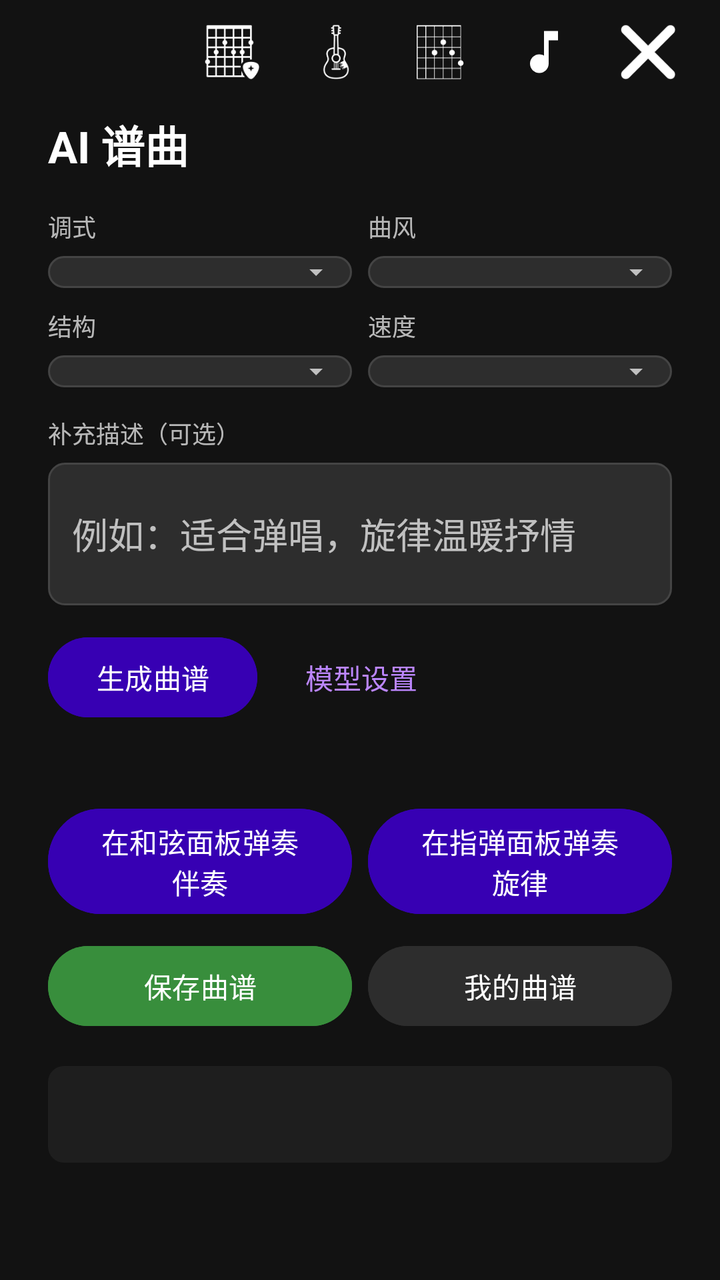
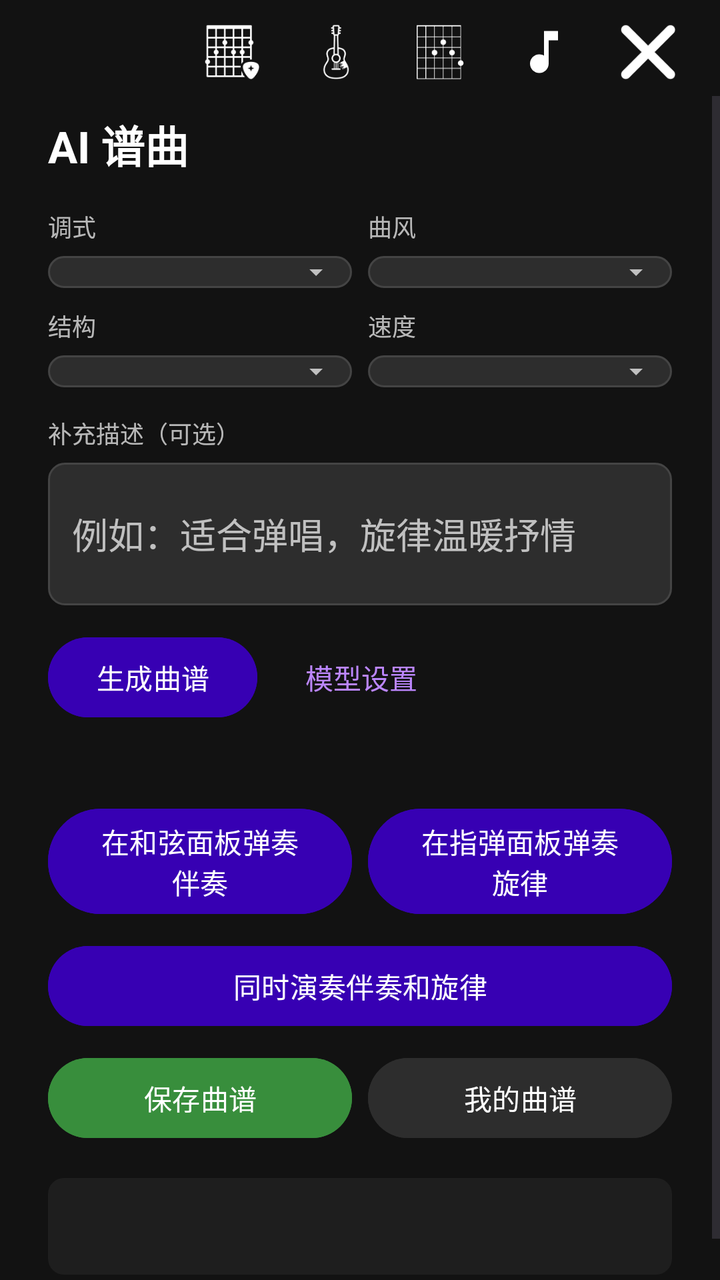

Compare the two renders of this Android layout. The source of the first and the diff that turns it into the second are given below.
<!-- AndroidManifest.xml: application theme Theme.PocketGuitar -->
<!-- res/layout/activity_compose.xml -->
<?xml version="1.0" encoding="utf-8"?>
<androidx.constraintlayout.widget.ConstraintLayout xmlns:android="http://schemas.android.com/apk/res/android"
    xmlns:app="http://schemas.android.com/apk/res-auto"
    android:layout_width="match_parent"
    android:layout_height="match_parent"
    android:background="@color/dark_background">

    <include
        android:id="@+id/top_nav"
        layout="@layout/view_top_nav"
        android:layout_width="wrap_content"
        android:layout_height="wrap_content"
        android:layout_marginTop="4dp"
        android:layout_marginEnd="8dp"
        app:layout_constraintEnd_toEndOf="parent"
        app:layout_constraintTop_toTopOf="parent" />

    <ScrollView
        android:id="@+id/scroll"
        android:layout_width="0dp"
        android:layout_height="0dp"
        android:fillViewport="true"
        app:layout_constraintBottom_toBottomOf="parent"
        app:layout_constraintEnd_toEndOf="parent"
        app:layout_constraintStart_toStartOf="parent"
        app:layout_constraintTop_toTopOf="parent">

        <LinearLayout
            android:layout_width="match_parent"
            android:layout_height="wrap_content"
            android:orientation="vertical"
            android:paddingStart="24dp"
            android:paddingTop="56dp"
            android:paddingEnd="24dp"
            android:paddingBottom="24dp">

            <TextView
                android:layout_width="match_parent"
                android:layout_height="wrap_content"
                android:text="AI 谱曲"
                android:textColor="@color/dark_text_primary"
                android:textSize="22sp"
                android:textStyle="bold" />

            <LinearLayout
                android:layout_width="match_parent"
                android:layout_height="wrap_content"
                android:layout_marginTop="16dp"
                android:orientation="horizontal">

                <LinearLayout
                    android:layout_width="0dp"
                    android:layout_height="wrap_content"
                    android:layout_weight="1"
                    android:orientation="vertical">

                    <TextView
                        android:layout_width="wrap_content"
                        android:layout_height="wrap_content"
                        android:text="调式"
                        android:textColor="@color/dark_text_secondary"
                        android:textSize="12sp" />

                    <Spinner
                        android:id="@+id/spinner_key"
                        android:layout_width="match_parent"
                        android:layout_height="wrap_content"
                        android:layout_marginTop="6dp"
                        android:background="@drawable/bg_dark_dropdown"
                        android:popupBackground="@drawable/bg_dark_panel"
                        android:spinnerMode="dropdown" />
                </LinearLayout>

                <LinearLayout
                    android:layout_width="0dp"
                    android:layout_height="wrap_content"
                    android:layout_marginStart="8dp"
                    android:layout_weight="1"
                    android:orientation="vertical">

                    <TextView
                        android:layout_width="wrap_content"
                        android:layout_height="wrap_content"
                        android:text="曲风"
                        android:textColor="@color/dark_text_secondary"
                        android:textSize="12sp" />

                    <Spinner
                        android:id="@+id/spinner_style"
                        android:layout_width="match_parent"
                        android:layout_height="wrap_content"
                        android:layout_marginTop="6dp"
                        android:background="@drawable/bg_dark_dropdown"
                        android:popupBackground="@drawable/bg_dark_panel"
                        android:spinnerMode="dropdown" />
                </LinearLayout>
            </LinearLayout>

            <LinearLayout
                android:layout_width="match_parent"
                android:layout_height="wrap_content"
                android:layout_marginTop="10dp"
                android:orientation="horizontal">

                <LinearLayout
                    android:layout_width="0dp"
                    android:layout_height="wrap_content"
                    android:layout_weight="1"
                    android:orientation="vertical">

                    <TextView
                        android:layout_width="wrap_content"
                        android:layout_height="wrap_content"
                        android:text="结构"
                        android:textColor="@color/dark_text_secondary"
                        android:textSize="12sp" />

                    <Spinner
                        android:id="@+id/spinner_structure"
                        android:layout_width="match_parent"
                        android:layout_height="wrap_content"
                        android:layout_marginTop="6dp"
                        android:background="@drawable/bg_dark_dropdown"
                        android:popupBackground="@drawable/bg_dark_panel"
                        android:spinnerMode="dropdown" />
                </LinearLayout>

                <LinearLayout
                    android:layout_width="0dp"
                    android:layout_height="wrap_content"
                    android:layout_marginStart="8dp"
                    android:layout_weight="1"
                    android:orientation="vertical">

                    <TextView
                        android:layout_width="wrap_content"
                        android:layout_height="wrap_content"
                        android:text="速度"
                        android:textColor="@color/dark_text_secondary"
                        android:textSize="12sp" />

                    <Spinner
                        android:id="@+id/spinner_tempo"
                        android:layout_width="match_parent"
                        android:layout_height="wrap_content"
                        android:layout_marginTop="6dp"
                        android:background="@drawable/bg_dark_dropdown"
                        android:popupBackground="@drawable/bg_dark_panel"
                        android:spinnerMode="dropdown" />
                </LinearLayout>
            </LinearLayout>

            <TextView
                android:layout_width="wrap_content"
                android:layout_height="wrap_content"
                android:layout_marginTop="14dp"
                android:text="补充描述（可选）"
                android:textColor="@color/dark_text_secondary"
                android:textSize="12sp" />

            <EditText
                android:id="@+id/et_desc"
                android:layout_width="match_parent"
                android:layout_height="wrap_content"
                android:layout_marginTop="6dp"
                android:background="@drawable/bg_dark_input"
                android:hint="例如：适合弹唱，旋律温暖抒情"
                android:inputType="textMultiLine"
                android:minLines="2"
                android:padding="12dp"
                android:textColor="@color/dark_text_primary"
                android:textColorHint="@color/dark_text_secondary" />

            <LinearLayout
                android:layout_width="match_parent"
                android:layout_height="wrap_content"
                android:layout_marginTop="12dp"
                android:gravity="center_vertical"
                android:orientation="horizontal">

                <Button
                    android:id="@+id/btn_generate"
                    android:layout_width="wrap_content"
                    android:layout_height="wrap_content"
                    android:backgroundTint="@color/dark_button_background"
                    android:text="生成曲谱"
                    android:textColor="@color/dark_button_text" />

                <TextView
                    android:id="@+id/btn_settings"
                    android:layout_width="wrap_content"
                    android:layout_height="wrap_content"
                    android:layout_marginStart="16dp"
                    android:padding="8dp"
                    android:text="模型设置"
                    android:textColor="@color/dark_accent"
                    android:textSize="14sp" />
            </LinearLayout>

            <TextView
                android:id="@+id/tv_status"
                android:layout_width="match_parent"
                android:layout_height="wrap_content"
                android:layout_marginTop="8dp"
                android:textColor="@color/dark_text_secondary"
                android:textSize="13sp" />

            <LinearLayout
                android:layout_width="match_parent"
                android:layout_height="wrap_content"
                android:layout_marginTop="12dp"
                android:orientation="horizontal">

                <Button
                    android:id="@+id/btn_play_chords"
                    android:layout_width="0dp"
                    android:layout_height="wrap_content"
                    android:layout_weight="1"
                    android:backgroundTint="@color/dark_button_background"
                    android:enabled="false"
                    android:text="在和弦面板弹奏伴奏"
                    android:textColor="@color/dark_button_text" />

                <Button
                    android:id="@+id/btn_play_melody"
                    android:layout_width="0dp"
                    android:layout_height="wrap_content"
                    android:layout_marginStart="8dp"
                    android:layout_weight="1"
                    android:backgroundTint="@color/dark_button_background"
                    android:enabled="false"
                    android:text="在指弹面板弹奏旋律"
                    android:textColor="@color/dark_button_text" />
            </LinearLayout>

            <LinearLayout
                android:layout_width="match_parent"
                android:layout_height="wrap_content"
                android:layout_marginTop="8dp"
                android:orientation="horizontal">

                <Button
                    android:id="@+id/btn_save"
                    android:layout_width="0dp"
                    android:layout_height="wrap_content"
                    android:layout_weight="1"
                    android:backgroundTint="#388E3C"
                    android:enabled="false"
                    android:text="保存曲谱"
                    android:textColor="@color/dark_button_text" />

                <Button
                    android:id="@+id/btn_my_songs"
                    android:layout_width="0dp"
                    android:layout_height="wrap_content"
                    android:layout_marginStart="8dp"
                    android:layout_weight="1"
                    android:backgroundTint="@color/dark_card"
                    android:text="我的曲谱"
                    android:textColor="@color/dark_text_primary" />
            </LinearLayout>

            <TextView
                android:id="@+id/tv_result"
                android:layout_width="match_parent"
                android:layout_height="wrap_content"
                android:layout_marginTop="16dp"
                android:background="@drawable/bg_dark_panel"
                android:padding="14dp"
                android:textColor="@color/dark_text_primary"
                android:textIsSelectable="true"
                android:textSize="15sp" />
        </LinearLayout>
    </ScrollView>
</androidx.constraintlayout.widget.ConstraintLayout>
<!-- res/layout/view_top_nav.xml (included above) -->
<?xml version="1.0" encoding="utf-8"?>
<LinearLayout xmlns:android="http://schemas.android.com/apk/res/android"
    android:layout_width="wrap_content"
    android:layout_height="wrap_content"
    android:elevation="20dp"
    android:gravity="center_vertical"
    android:orientation="horizontal"
    android:paddingStart="2dp"
    android:paddingEnd="2dp">

    <ImageView
        android:id="@+id/nav_chord_panel"
        android:layout_width="44dp"
        android:layout_height="44dp"
        android:layout_marginStart="4dp"
        android:layout_marginEnd="4dp"
        android:background="@drawable/bg_nav_icon"
        android:clickable="true"
        android:focusable="true"
        android:padding="8dp"
        android:src="@drawable/ic_nav_chord_panel"/>

    <ImageView
        android:id="@+id/nav_fingerstyle"
        android:layout_width="44dp"
        android:layout_height="44dp"
        android:layout_marginStart="4dp"
        android:layout_marginEnd="4dp"
        android:background="@drawable/bg_nav_icon"
        android:clickable="true"
        android:focusable="true"
        android:padding="8dp"
        android:src="@drawable/ic_nav_fingerstyle"/>

    <ImageView
        android:id="@+id/nav_library"
        android:layout_width="44dp"
        android:layout_height="44dp"
        android:layout_marginStart="4dp"
        android:layout_marginEnd="4dp"
        android:background="@drawable/bg_nav_icon"
        android:clickable="true"
        android:focusable="true"
        android:padding="8dp"
        android:src="@drawable/ic_nav_library"/>

    <ImageView
        android:id="@+id/nav_compose"
        android:layout_width="44dp"
        android:layout_height="44dp"
        android:layout_marginStart="4dp"
        android:layout_marginEnd="4dp"
        android:background="@drawable/bg_nav_icon"
        android:clickable="true"
        android:focusable="true"
        android:padding="8dp"
        android:src="@drawable/ic_nav_compose"/>

    <ImageView
        android:id="@+id/nav_close"
        android:layout_width="44dp"
        android:layout_height="44dp"
        android:layout_marginStart="4dp"
        android:layout_marginEnd="4dp"
        android:background="@drawable/bg_nav_icon"
        android:clickable="true"
        android:focusable="true"
        android:padding="8dp"
        android:src="@drawable/ic_nav_close"/>
</LinearLayout>
<!-- resources referenced by this layout -->
<resources>
  <color name="dark_accent">#bb86fc</color>
  <color name="dark_background">#121212</color>
  <color name="dark_button_background">#3700b3</color>
  <color name="dark_button_text">#ffffff</color>
  <color name="dark_card">#2d2d2d</color>
  <color name="dark_text_primary">#ffffff</color>
  <color name="dark_text_secondary">#b3ffffff</color>
  <!-- drawable bg_dark_dropdown (drawable) -->
  <?xml version="1.0" encoding="utf-8"?>
  
  <layer-list xmlns:android="http://schemas.android.com/apk/res/android">
      <item>
          <shape android:shape="rectangle">
              <solid android:color="@color/dark_card" />
              <stroke
                  android:width="1dp"
                  android:color="@color/dark_divider" />
              <corners android:radius="8dp" />
          </shape>
      </item>
      <item
          android:width="16dp"
          android:height="16dp"
          android:drawable="@drawable/ic_arrow_drop_down"
          android:gravity="end|center_vertical"
          android:right="10dp" />
  </layer-list>
  <!-- drawable bg_dark_input (drawable) -->
  <?xml version="1.0" encoding="utf-8"?>
  <shape xmlns:android="http://schemas.android.com/apk/res/android"
      android:shape="rectangle">
      <solid android:color="@color/dark_card"/>
      <stroke
          android:width="1dp"
          android:color="@color/dark_divider"/>
      <corners android:radius="8dp"/>
  </shape>
  <!-- drawable bg_dark_panel (drawable) -->
  <?xml version="1.0" encoding="utf-8"?>
  <shape xmlns:android="http://schemas.android.com/apk/res/android"
      android:shape="rectangle">
      <solid android:color="@color/dark_surface"/>
      <corners android:radius="8dp"/>
  </shape>
  <!-- drawable bg_nav_icon (drawable) -->
  <?xml version="1.0" encoding="utf-8"?>
  <selector xmlns:android="http://schemas.android.com/apk/res/android">
      <item android:state_pressed="true" android:drawable="@drawable/bg_nav_icon_active"/>
      <item android:state_selected="true" android:drawable="@drawable/bg_nav_icon_active"/>
  </selector>
  <!-- drawable ic_nav_chord_panel: png bitmap (drawable-nodpi, 3675 bytes) -->
  <!-- drawable ic_nav_close: png bitmap (drawable-nodpi, 1691 bytes) -->
  <!-- drawable ic_nav_compose (drawable) -->
  <?xml version="1.0" encoding="utf-8"?>
  <vector xmlns:android="http://schemas.android.com/apk/res/android"
      android:width="24dp"
      android:height="24dp"
      android:viewportWidth="24"
      android:viewportHeight="24">
      <path
          android:fillColor="#FFFFFF"
          android:pathData="M12,3v10.55c-0.59,-0.34 -1.27,-0.55 -2,-0.55c-2.21,0 -4,1.79 -4,4s1.79,4 4,4s4,-1.79 4,-4V7h4V3h-6z"/>
  </vector>
  <!-- drawable ic_nav_fingerstyle: png bitmap (drawable-nodpi, 2635 bytes) -->
  <!-- drawable ic_nav_library: png bitmap (drawable-nodpi, 2983 bytes) -->
  <style name="Theme.PocketGuitar" parent="Base.Theme.PocketGuitar">
      </style>
  <color name="dark_divider">#444444</color>
  <!-- drawable ic_arrow_drop_down (drawable) -->
  <?xml version="1.0" encoding="utf-8"?>
  <vector xmlns:android="http://schemas.android.com/apk/res/android"
      android:width="16dp"
      android:height="16dp"
      android:viewportWidth="24"
      android:viewportHeight="24">
      <path
          android:fillColor="#b3ffffff"
          android:pathData="M7,10l5,5 5,-5z" />
  </vector>
  <color name="dark_surface">#1e1e1e</color>
  <!-- drawable bg_nav_icon_active (drawable) -->
  <?xml version="1.0" encoding="utf-8"?>
  <shape xmlns:android="http://schemas.android.com/apk/res/android"
      android:shape="oval">
      <solid android:color="#40BB86FC"/>
      <stroke
          android:width="1dp"
          android:color="#99BB86FC"/>
  </shape>
  <style name="Base.Theme.PocketGuitar" parent="Theme.Material3.DayNight.NoActionBar">
      </style>
</resources>

<!-- the commit's change to res/layout/activity_compose.xml (unified diff, before → after) -->
@@ -23,14 +23,14 @@
         app:layout_constraintBottom_toBottomOf="parent"
         app:layout_constraintEnd_toEndOf="parent"
         app:layout_constraintStart_toStartOf="parent"
-        app:layout_constraintTop_toTopOf="parent">
+        app:layout_constraintTop_toBottomOf="@id/top_nav">
 
         <LinearLayout
             android:layout_width="match_parent"
             android:layout_height="wrap_content"
             android:orientation="vertical"
             android:paddingStart="24dp"
-            android:paddingTop="56dp"
+            android:paddingTop="8dp"
             android:paddingEnd="24dp"
             android:paddingBottom="24dp">
 
@@ -232,6 +232,16 @@
                     android:text="在指弹面板弹奏旋律"
                     android:textColor="@color/dark_button_text" />
             </LinearLayout>
+
+            <Button
+                android:id="@+id/btn_play_both"
+                android:layout_width="match_parent"
+                android:layout_height="wrap_content"
+                android:layout_marginTop="8dp"
+                android:backgroundTint="@color/dark_button_background"
+                android:enabled="false"
+                android:text="同时演奏伴奏和旋律"
+                android:textColor="@color/dark_button_text" />
 
             <LinearLayout
                 android:layout_width="match_parent"
